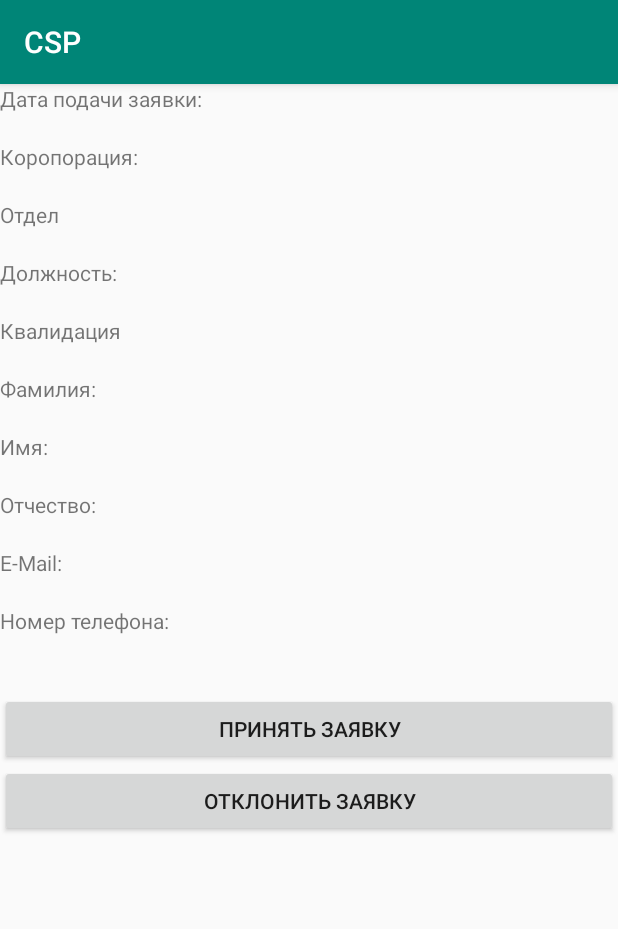
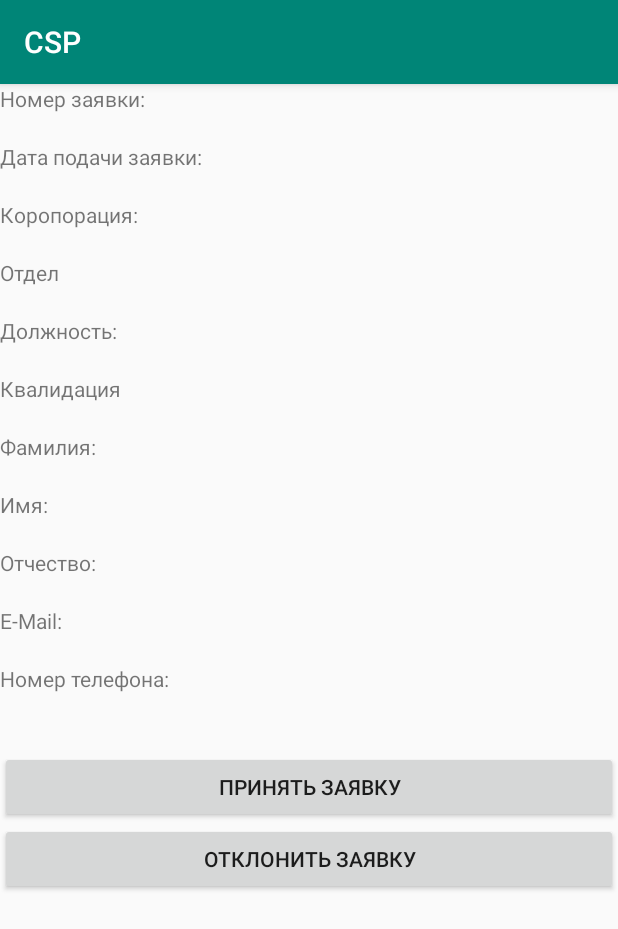
Before and after one commit to ffisherr/CSP, an Android app: the TechUserActivity screen opened directly, with no data from a screen before it, on a phone screen of 412 x 824 dp. Shown: the top 929 px of the screen. Run offline under Robolectric (Android 15) with nearby library versions, the phone set to English and light mode, and no system bars.

Commit message:
Добавил номер заявки, посмотрел как был сделан чат у тебя, там были поставил также не заработало

```diff
--- a/CSP/app/src/main/AndroidManifest.xml
+++ b/CSP/app/src/main/AndroidManifest.xml
@@ -9,7 +9,8 @@
         android:roundIcon="@mipmap/ic_launcher_round"
         android:supportsRtl="true"
         android:theme="@style/AppTheme">
-        <activity android:name=".TechUserActivity"></activity>
+        <activity android:name=".BosTech"></activity>
+        <activity android:name=".TechUserActivity" />
         <activity android:name=".UserScreenActivity" />
         <activity android:name=".MainActivity">
             <intent-filter>
--- a/CSP/app/src/main/res/layout/activity_tech_user.xml
+++ b/CSP/app/src/main/res/layout/activity_tech_user.xml
@@ -21,6 +21,17 @@
             android:layout_height="wrap_content"
             android:gravity="center"
             android:orientation="vertical">
+
+            <TextView
+                android:id="@+id/textView16"
+                android:layout_width="match_parent"
+                android:layout_height="wrap_content"
+                android:text="Номер заявки:" />
+
+            <TextView
+                android:id="@+id/numbeDoc"
+                android:layout_width="match_parent"
+                android:layout_height="wrap_content" />
 
             <TextView
                 android:id="@+id/DateDocument"
```
Also changed, not shown: CSP/app/src/main/java/com/ffisherr/csp/BosTech.java (added, +14 -0 lines), CSP/app/src/main/res/layout/activity_bos_tech.xml (added, +36 -0 lines).
